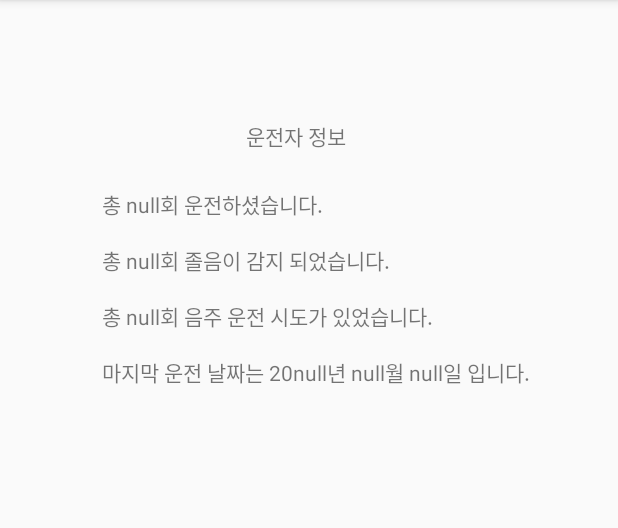
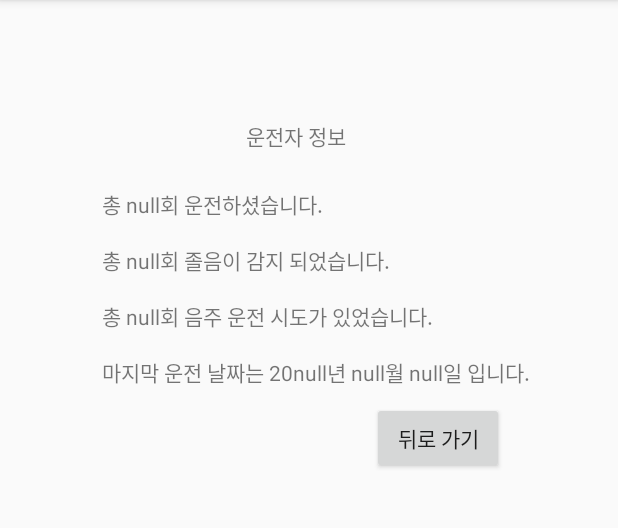
Before and after one commit to tear94fall/CapstoneDesignAndroid, an Android app: the MyInfoActivity screen opened directly, with no data from a screen before it, on a phone screen of 412 x 824 dp, the part 84-612 px from its top. Run offline under Robolectric (Android 15) with nearby library versions, the phone set to English and light mode, and no system bars; 10 statements that could not run were skipped.

Commit message:
뒤로 가기 버튼 추가함

```diff
--- a/app/src/main/res/layout/activity_myinfo.xml
+++ b/app/src/main/res/layout/activity_myinfo.xml
@@ -56,4 +56,14 @@
         app:layout_constraintStart_toStartOf="parent"
         app:layout_constraintTop_toTopOf="parent" />
 
+    <Button
+        android:id="@+id/back_button"
+        android:layout_width="wrap_content"
+        android:layout_height="wrap_content"
+        android:layout_marginStart="248dp"
+        android:layout_marginTop="268dp"
+        android:text="뒤로 가기"
+        app:layout_constraintStart_toStartOf="parent"
+        app:layout_constraintTop_toTopOf="parent" />
+
 </android.support.constraint.ConstraintLayout>
```
